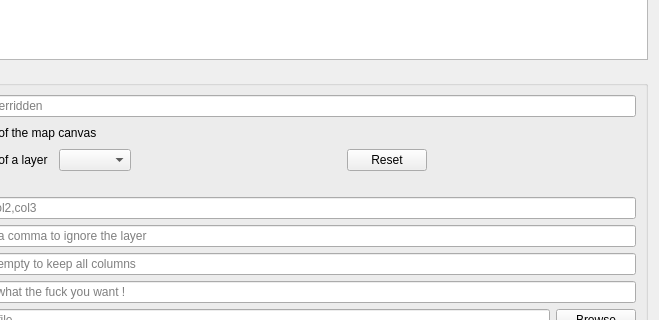
3liz/QuickOSM, file ui/my_queries.ui: the form before one commit; both pictures show x 188 to 847 and y 171 to 491 of the 847 by 792 pixel window.
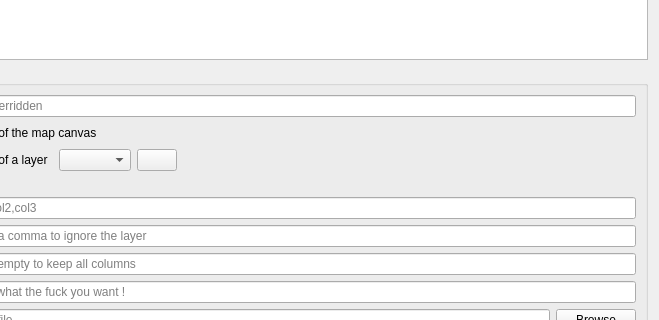
The form after the commit. Icons and pictures are not drawn. Custom widgets are drawn as their Qt base class.

Commit message: fix icon refresh

The edit to the form file:
```diff
--- a/ui/my_queries.ui
+++ b/ui/my_queries.ui
@@ -235,12 +235,13 @@
            <widget class="QComboBox" name="comboBox_extentLayer"/>
           </item>
           <item>
-           <widget class="QDialogButtonBox" name="buttonBox_layers">
-            <property name="standardButtons">
-             <set>QDialogButtonBox::Reset</set>
+           <widget class="QPushButton" name="pushButton_refreshLayers">
+            <property name="text">
+             <string/>
             </property>
-            <property name="centerButtons">
-             <bool>true</bool>
+            <property name="icon">
+             <iconset resource="../../../../../plugins/QuickOSM/resources.qrc">
+              <normaloff>:/plugins/QuickOSM/resources/refresh.png</normaloff>:/plugins/QuickOSM/resources/refresh.png</iconset>
             </property>
            </widget>
           </item>
```
Left out of the diff: 4 changed lines with no effect on the pictures. The commit also changes 11 other files.
